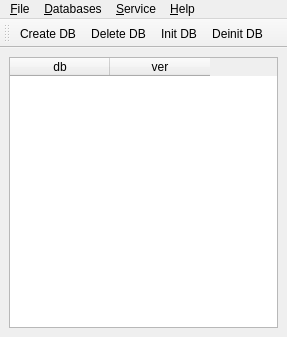
Old version of the form trunk/qtselta/ui/main.ui in the repository rgfernandes/qtdesktop.
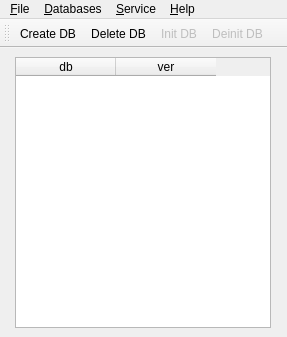
New version of the form. Icons and pictures are not drawn.

What changed in the file:
```diff
--- a/trunk/qtselta/ui/main.ui
+++ b/trunk/qtselta/ui/main.ui
@@ -17,6 +17,24 @@
    <layout class="QGridLayout" name="gridLayout">
     <item row="0" column="0">
      <widget class="QTableWidget" name="twMain">
+      <property name="sizePolicy">
+       <sizepolicy hsizetype="Maximum" vsizetype="Minimum">
+        <horstretch>0</horstretch>
+        <verstretch>0</verstretch>
+       </sizepolicy>
+      </property>
+      <property name="editTriggers">
+       <set>QAbstractItemView::NoEditTriggers</set>
+      </property>
+      <property name="alternatingRowColors">
+       <bool>true</bool>
+      </property>
+      <property name="selectionMode">
+       <enum>QAbstractItemView::SingleSelection</enum>
+      </property>
+      <property name="selectionBehavior">
+       <enum>QAbstractItemView::SelectRows</enum>
+      </property>
       <column>
        <property name="text">
         <string>db</string>
@@ -164,6 +182,9 @@
    </property>
   </action>
   <action name="actionDbInit">
+   <property name="enabled">
+    <bool>false</bool>
+   </property>
    <property name="icon">
     <iconset resource="../qtselta.qrc">
      <normaloff>:/icon/icons/16x16/db_commit.png</normaloff>:/icon/icons/16x16/db_commit.png</iconset>
@@ -173,6 +194,9 @@
    </property>
   </action>
   <action name="actionDbDeinit">
+   <property name="enabled">
+    <bool>false</bool>
+   </property>
    <property name="icon">
     <iconset resource="../qtselta.qrc">
      <normaloff>:/icon/icons/16x16/db_update.png</normaloff>:/icon/icons/16x16/db_update.png</iconset>
```
Left out of the diff: 13 changed lines with no effect on the pictures.
